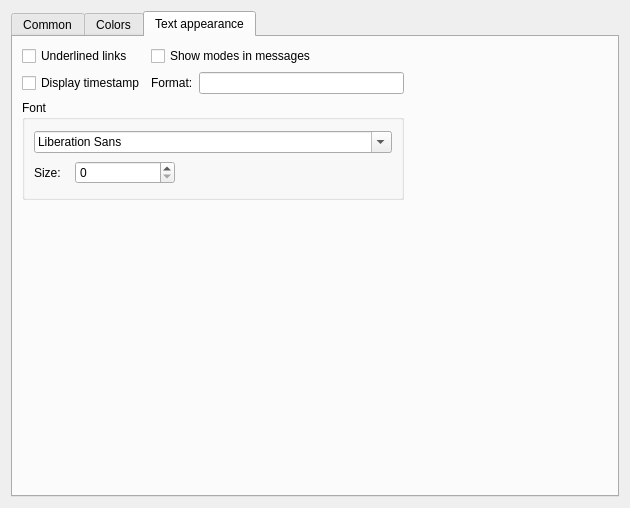
daniel-Jones/IdealIRC, file iconfig/iconfigcustomize.ui: the form before one commit.
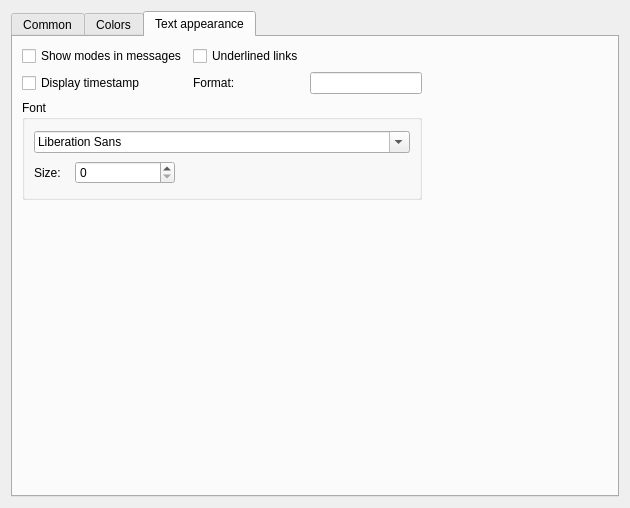
The form after the commit. The open tabs and pages were chosen to show the change.

Commit message: Set the underline option in the editor to hidden

What changed in the file:
```diff
--- a/iconfig/iconfigcustomize.ui
+++ b/iconfig/iconfigcustomize.ui
@@ -468,20 +468,6 @@
        <string>Text appearance</string>
       </attribute>
       <layout class="QGridLayout" name="gridLayout_3">
-       <item row="0" column="0">
-        <widget class="QCheckBox" name="chkUnderlineLinks">
-         <property name="text">
-          <string>Underlined links</string>
-         </property>
-        </widget>
-       </item>
-       <item row="0" column="1" colspan="2">
-        <widget class="QCheckBox" name="chkModes">
-         <property name="text">
-          <string>Show modes in messages</string>
-         </property>
-        </widget>
-       </item>
        <item row="0" column="3">
         <spacer name="horizontalSpacer_2">
          <property name="orientation">
@@ -495,24 +481,7 @@
          </property>
         </spacer>
        </item>
-       <item row="1" column="0">
-        <widget class="QCheckBox" name="chkTimestamp">
-         <property name="text">
-          <string>Display timestamp</string>
-         </property>
-        </widget>
-       </item>
-       <item row="1" column="1">
-        <widget class="QLabel" name="label_3">
-         <property name="text">
-          <string>Format:</string>
-         </property>
-        </widget>
-       </item>
-       <item row="1" column="2">
-        <widget class="QLineEdit" name="edTimeFormat"/>
-       </item>
-       <item row="2" column="0" colspan="3">
+       <item row="3" column="0" colspan="3">
         <widget class="QGroupBox" name="groupBox">
          <property name="minimumSize">
           <size>
@@ -584,7 +553,14 @@
          </layout>
         </widget>
        </item>
-       <item row="3" column="0">
+       <item row="2" column="0">
+        <widget class="QCheckBox" name="chkTimestamp">
+         <property name="text">
+          <string>Display timestamp</string>
+         </property>
+        </widget>
+       </item>
+       <item row="4" column="0">
         <spacer name="verticalSpacer">
          <property name="orientation">
           <enum>Qt::Vertical</enum>
@@ -597,6 +573,36 @@
          </property>
         </spacer>
        </item>
+       <item row="2" column="2">
+        <widget class="QLineEdit" name="edTimeFormat"/>
+       </item>
+       <item row="2" column="1">
+        <widget class="QLabel" name="label_3">
+         <property name="text">
+          <string>Format:</string>
+         </property>
+        </widget>
+       </item>
+       <item row="0" column="0">
+        <widget class="QCheckBox" name="chkModes">
+         <property name="text">
+          <string>Show modes in messages</string>
+         </property>
+        </widget>
+       </item>
+       <item row="0" column="1">
+        <widget class="QCheckBox" name="chkUnderlineLinks">
+         <property name="enabled">
+          <bool>true</bool>
+         </property>
+         <property name="text">
+          <string>Underlined links</string>
+         </property>
+         <property name="checkable">
+          <bool>true</bool>
+         </property>
+        </widget>
+       </item>
       </layout>
      </widget>
     </widget>
```
Left out of the diff: 4 changed lines with no effect on the pictures. The commit also changes 1 other file.
